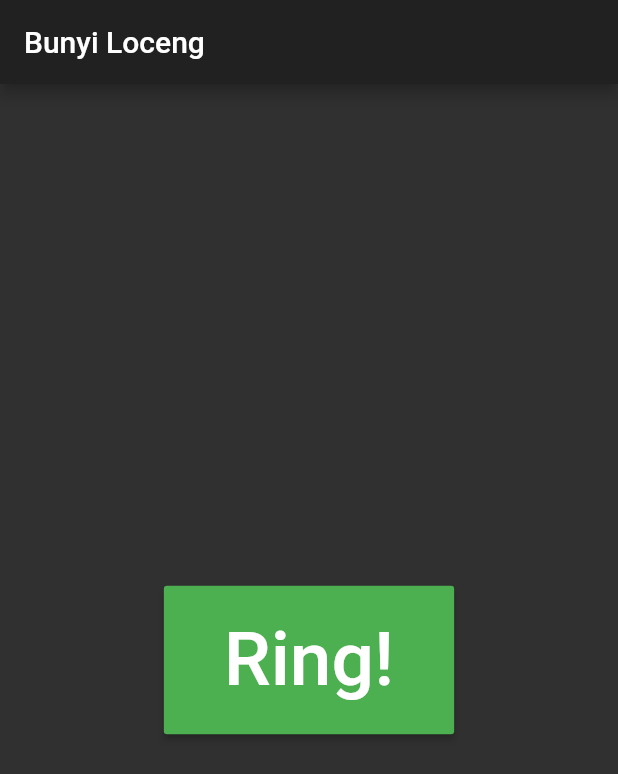
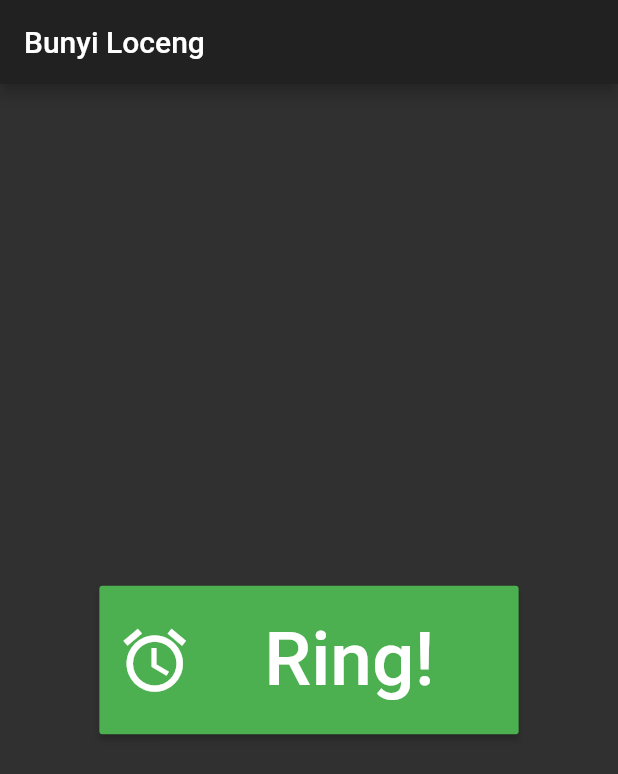
Before and after one commit to h4ck4life/flutter-play-sound, a Flutter app: the screen it shows after launch, on a phone screen of 412 x 824 dp. Shown: the top 774 px of the screen. Run offline on Flutter 3.47's test engine with Material 2 defaults, Android fonts, the phone set to English and light mode, and no system bars; our stand-ins replace audioplayers.

Commit message:
add icon to button

```diff
--- a/lib/main.dart
+++ b/lib/main.dart
@@ -66,15 +66,20 @@ class _MyHomePageState extends State<MyHomePage> {
         child: Column(
           mainAxisAlignment: MainAxisAlignment.center,
           children: <Widget>[
-            RaisedButton(
-              padding: EdgeInsets.fromLTRB(40, 20, 40, 20),
+            RaisedButton.icon(
+                icon: Icon(
+                  Icons.alarm,
+                  size: 50,
+                ),
                 onPressed: _playBellSound,
                 color: _buttonColor,
+                label: Container(
+                  padding: EdgeInsets.fromLTRB(40, 20, 40, 20),
                   child: Text(
                     _buttonLabel,
                     style: TextStyle(color: Colors.white, fontSize: 50),
                   ),
-            ),
+                )),
           ],
         ),
       ),
```
Lines whose indentation alone changed are shown as unchanged.
